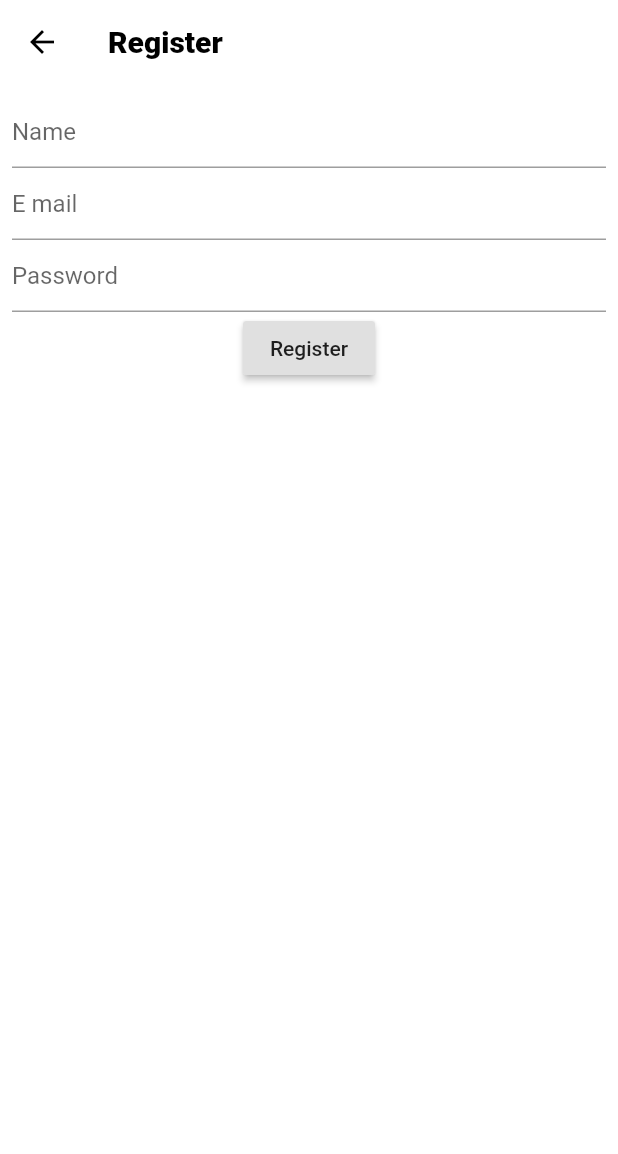
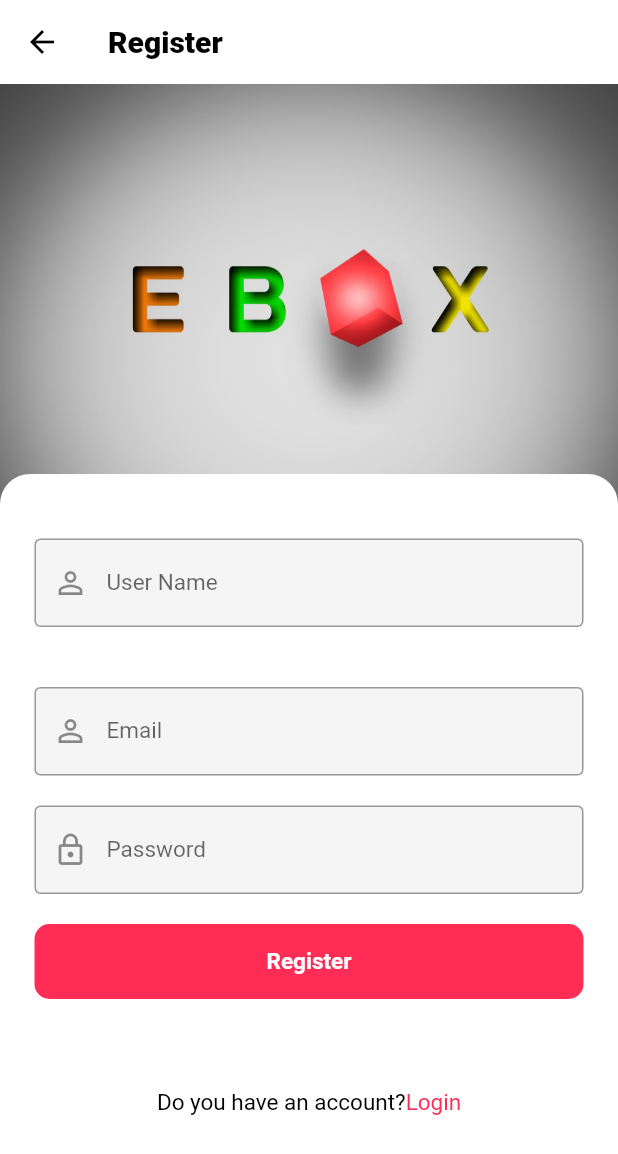
Before and after one commit to ko-htut/Flutter__ZKar, a Flutter app: the RegisterPage screen opened directly, on a phone screen of 412 x 824 dp. Shown: the top 1154 px of the screen. Run offline on Flutter 3.47's test engine with Material 2 defaults, Android fonts, the phone set to English and light mode, and no system bars; our stand-ins replace bottom_navy_bar, cached_network_image, fluttertoast, page_transition, shared_preferences; missing offline and left inert: marquee_widget; accounts and stored records are empty; network calls fail; Roboto replaces fonts that are missing (TimesNewRoman).

Commit message:
change ui

```diff
--- a/lib/page/register.dart
+++ b/lib/page/register.dart
@@ -1,5 +1,5 @@
 import 'package:flutter/material.dart';
-import 'package:flutter_ebox/page/mainbody.dart';
+import 'package:flutter_ebox/page/login.dart';
 import 'package:flutter_ebox/services/services.dart';
 import 'package:flutter_ebox/util/share.dart';
 import 'package:shared_preferences/shared_preferences.dart';
@@ -31,44 +31,143 @@ class _RegisterPageState extends State<RegisterPage> {
       appBar: AppBar(
         title: Text("Register"),
       ),
-      body: Container(
+      body: Stack(
+        children: <Widget>[
+          Container(
+            height: 280,
+            decoration: BoxDecoration(
+                image: DecorationImage(
+                    image: AssetImage('images/ebox_banner_logo.jpg'),
+                    fit: BoxFit.fill,
+                    alignment: Alignment.topCenter)),
+          ),
+          Container(
+            width: MediaQuery.of(context).size.width,
+            margin: EdgeInsets.only(top: 260),
+            decoration: BoxDecoration(
+              borderRadius: BorderRadius.circular(20),
+              color: Colors.white,
+            ),
             child: Padding(
-          padding: const EdgeInsets.all(8.0),
-          child: Column(
+              padding: EdgeInsets.all(23),
+              child: ListView(
                 children: <Widget>[
-              TextField(
-                  decoration: InputDecoration(hintText: "Name"),
+                  Padding(
+                    padding: EdgeInsets.fromLTRB(0, 20, 0, 20),
+                    child: Container(
+                      color: Color(0xfff5f5f5),
+                      child: TextField(
                         controller: nameeditcontroller,
-                  onSubmitted: (name) {
-                    nameeditcontroller.text = name;
-                  }),
-              TextField(
-                decoration: InputDecoration(hintText: "E mail"),
+                        onSubmitted: (email) {
+                          emaileditcontroller.text = email;
+                        },
+                        style: TextStyle(
+                          color: Colors.black,
+                        ),
+                        decoration: InputDecoration(
+                            border: OutlineInputBorder(),
+                            labelText: 'User Name',
+                            prefixIcon: Icon(Icons.person_outline),
+                            labelStyle: TextStyle(fontSize: 15)),
+                      ),
+                    ),
+                  ),
+                  Padding(
+                    padding: EdgeInsets.fromLTRB(0, 20, 0, 20),
+                    child: Container(
+                      color: Color(0xfff5f5f5),
+                      child: TextField(
                         controller: emaileditcontroller,
-                onSubmitted: (emil) {
-                  emaileditcontroller.text = emil;
+                        onSubmitted: (email) {
+                          emaileditcontroller.text = email;
                         },
+                        style: TextStyle(
+                          color: Colors.black,
                         ),
-              TextField(
-                decoration: InputDecoration(hintText: "Password"),
+                        decoration: InputDecoration(
+                            border: OutlineInputBorder(),
+                            labelText: 'Email',
+                            prefixIcon: Icon(Icons.person_outline),
+                            labelStyle: TextStyle(fontSize: 15)),
+                      ),
+                    ),
+                  ),
+                  Container(
+                    color: Color(0xfff5f5f5),
+                    child: TextField(
                       controller: passwordeditcontroller,
                       onSubmitted: (password) {
                         passwordeditcontroller.text = password;
                       },
+                      obscureText: true,
+                      style: TextStyle(
+                        color: Colors.black,
                       ),
-              RaisedButton(
-                child: Text("Register"),
+                      decoration: InputDecoration(
+                          border: OutlineInputBorder(),
+                          labelText: 'Password',
+                          prefixIcon: Icon(Icons.lock_outline),
+                          labelStyle: TextStyle(fontSize: 15)),
+                    ),
+                  ),
+                  Padding(
+                    padding: EdgeInsets.only(top: 20),
+                    child: MaterialButton(
                       onPressed: () {
                         reg();
+                      }, //since this is only a UI app
+                      child: Text(
+                        'Register',
+                        style: TextStyle(
+                          fontSize: 15,
+                          fontWeight: FontWeight.bold,
+                        ),
+                      ),
+                      color: Color(0xffff2d55),
+                      elevation: 0,
+                      minWidth: 400,
+                      height: 50,
+                      textColor: Colors.white,
+                      shape: RoundedRectangleBorder(
+                          borderRadius: BorderRadius.circular(10)),
+                    ),
+                  ),
+
+                  Padding(
+                    padding: EdgeInsets.only(top: 60),
+                    child: Center(
+                      child: InkWell(
+                        onTap: () {
+                          Navigator.of(context).push(MaterialPageRoute(
+                              builder: (context) => LoginPage()));
                         },
+                        child: RichText(
+                          text: TextSpan(children: [
+                            TextSpan(
+                                text: "Do you have an account?",
+                                style: TextStyle(
+                                  color: Colors.black,
+                                  fontSize: 15,
+                                )),
+                            TextSpan(
+                                text: "Login",
+                                style: TextStyle(
+                                  color: Color(0xffff2d55),
+                                  fontSize: 15,
+                                ))
+                          ]),
+                        ),
+                      ),
+                    ),
                   )
                 ],
               ),
             ),
+          )
+        ],
       ),
     );
   }
-
   reg() async {
     final ressponse = await register(nameeditcontroller.text,
         emaileditcontroller.text, passwordeditcontroller.text);
```
Lines whose indentation alone changed are shown as unchanged.
